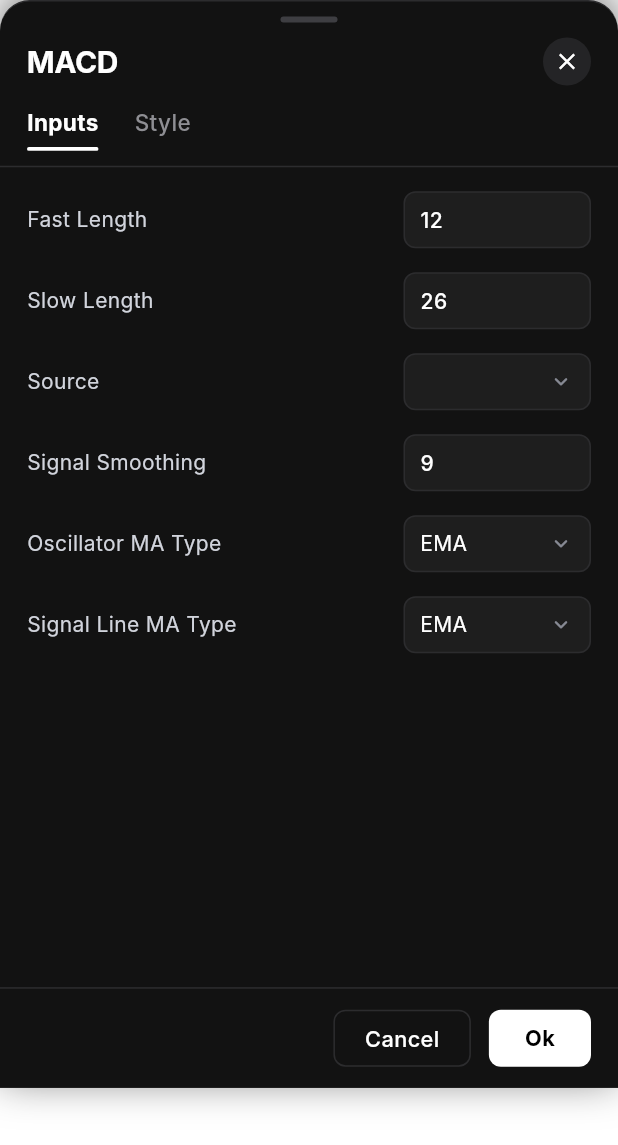
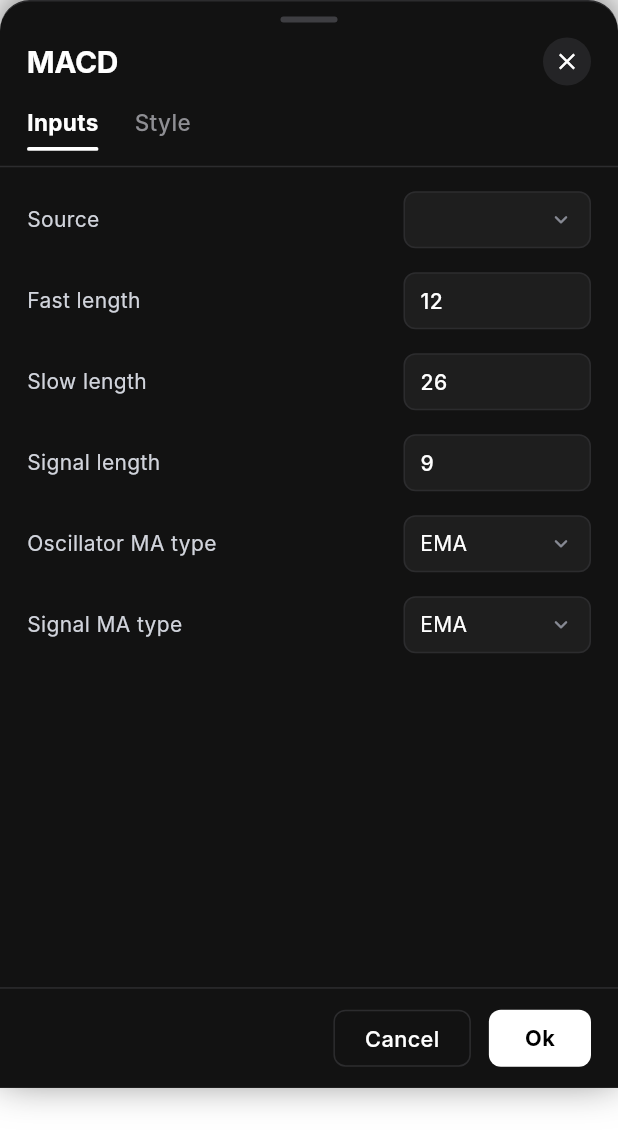
Before and after one commit to razordazzle/frontend-cuan, a Flutter app: the MacdSettingsModal widget shown alone on an empty page, opened directly with empty values, on a phone screen of 412 x 824 dp. Shown: the top 1145 px of the screen. Run offline on Flutter 3.47's test engine with Material 3 defaults, Android fonts, the phone set to English and light mode, and no system bars; our stand-ins replace dio, flutter_html, flutter_markdown, flutter_native_splash, flutter_secure_storage, qr_flutter and 3 more; missing offline and left inert: dart:js_interop, flutter_inappwebview; accounts and stored records are empty; Roboto replaces fonts that are missing (Inter).

Commit message:
fix: macd settings & legend overflow - urutan & teks inputs macd sama dengan tradingview - ma type: ema dulu baru sma - nilai legend dipotong (ellipsis) kalau terlalu panjang, tidak overflow

```diff
--- a/lib/components/macd_settings_modal.dart
+++ b/lib/components/macd_settings_modal.dart
@@ -152,16 +152,6 @@ class _MacdSettingsModalState extends State<MacdSettingsModal> {
       onSave: _save,
       inputs: <Widget>[
         SettingsRow(
-          label: 'Fast Length',
-          control: SettingsNumberField(controller: _fastLengthController),
-        ),
-        const SizedBox(height: 16),
-        SettingsRow(
-          label: 'Slow Length',
-          control: SettingsNumberField(controller: _slowLengthController),
-        ),
-        const SizedBox(height: 16),
-        SettingsRow(
           label: 'Source',
           control: SettingsSelect(
             title: 'Source',
@@ -172,18 +162,28 @@ class _MacdSettingsModalState extends State<MacdSettingsModal> {
         ),
         const SizedBox(height: 16),
         SettingsRow(
-          label: 'Signal Smoothing',
+          label: 'Fast length',
+          control: SettingsNumberField(controller: _fastLengthController),
+        ),
+        const SizedBox(height: 16),
+        SettingsRow(
+          label: 'Slow length',
+          control: SettingsNumberField(controller: _slowLengthController),
+        ),
+        const SizedBox(height: 16),
+        SettingsRow(
+          label: 'Signal length',
           control: SettingsNumberField(controller: _signalLengthController),
         ),
         const SizedBox(height: 16),
         _buildMaTypeRow(
-          label: 'Oscillator MA Type',
+          label: 'Oscillator MA type',
           value: _oscillatorMaType,
           onChanged: (String value) => _oscillatorMaType = value,
         ),
         const SizedBox(height: 16),
         _buildMaTypeRow(
-          label: 'Signal Line MA Type',
+          label: 'Signal MA type',
           value: _signalMaType,
           onChanged: (String value) => _signalMaType = value,
         ),
--- a/lib/data/model/indicator_macd.dart
+++ b/lib/data/model/indicator_macd.dart
@@ -81,7 +81,7 @@ class MacdHistogramStyle {
 /// (color, lineWidth, lineStyle, isLineVisible), source memakai `source` indikator.
 @immutable
 class MacdSettings {
-  static const List<String> maTypes = <String>['SMA', 'EMA'];
+  static const List<String> maTypes = <String>['EMA', 'SMA'];
 
   final int fastLength;
   final int slowLength;
```
Also changed, not shown: lib/components/chart_indicators_legend.dart (+12 -2 lines).
